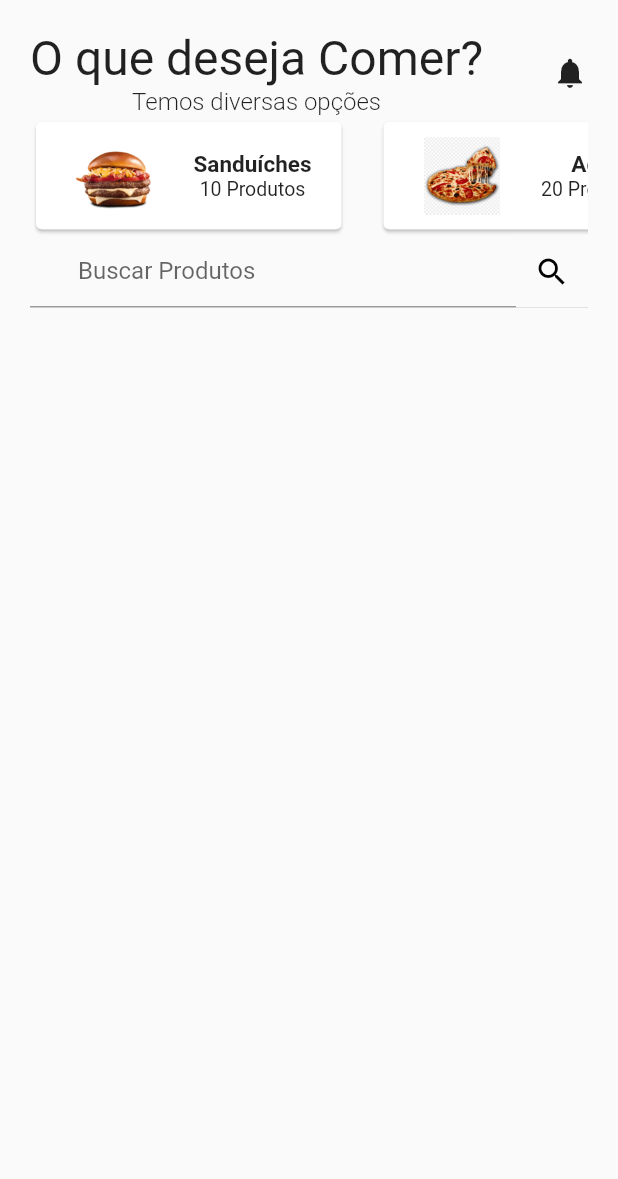
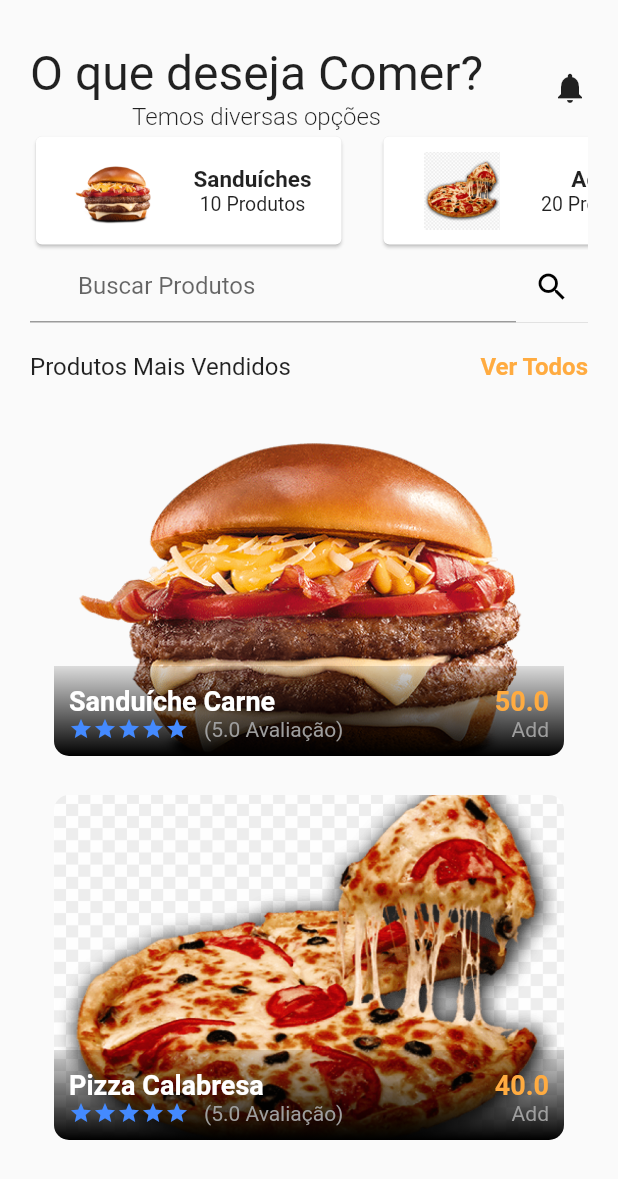
Before and after one commit to josuecamelo/flutter_template, a Flutter app: the screen it shows after launch, on a phone screen of 412 x 824 dp. Shown: the top 1179 px of the screen. Run offline on Flutter 3.47's test engine with Material 2 defaults, Android fonts, the phone set to English and light mode, and no system bars.

Commit message:
Listagem Produtos

```diff
--- /dev/null
+++ b/lib/src/components/cardProduto.dart
@@ -0,0 +1,137 @@
+import 'package:flutter/material.dart';
+
+
+class CardProduto extends StatefulWidget {
+
+  final String id;
+  final String nome;
+  final String imagem;
+  final String categoria;
+  final double valor;
+  final double desconto;
+  final double avaliacoes;
+
+  CardProduto(
+      this.id,
+        this.nome,
+        this.imagem,
+        this.categoria,
+        this.valor,
+        this.desconto,
+        this.avaliacoes);
+
+  @override
+  _CardProdutoState createState() => _CardProdutoState();
+}
+
+class _CardProdutoState extends State<CardProduto> {
+  var cardText = TextStyle(fontSize: 16.0, fontWeight: FontWeight.bold);
+
+  @override
+  Widget build(BuildContext context) {
+    return ClipRRect(
+      borderRadius: BorderRadius.all(
+        Radius.circular(10.0),
+      ),
+      child: Stack(
+        children: <Widget>[
+          Container(
+            height: 230.0,
+            width: 340.0,
+            child: Image(
+              image: AssetImage(
+                  widget.imagem
+              ),
+              fit: BoxFit.cover,
+            ),
+          ),
+          Positioned(
+            left: 0.0,
+            bottom: 0.0,
+            width: 340.0,
+            height: 60.0,
+            child: Container(
+              decoration: BoxDecoration(
+                  gradient: LinearGradient(
+                      begin: Alignment.bottomCenter,
+                      end: Alignment.topCenter,
+                      colors: [Colors.black, Colors.black12])),
+            ),
+          ),
+          Positioned(
+            left: 10.0,
+            bottom: 10.0,
+            right: 10.0,
+            child: Row(
+              mainAxisAlignment: MainAxisAlignment.spaceBetween,
+              children: <Widget>[
+                Column(
+                  crossAxisAlignment: CrossAxisAlignment.start,
+                  children: <Widget>[
+                    Text(
+                      widget.nome,
+                      style: TextStyle(
+                          fontSize: 18.0,
+                          fontWeight: FontWeight.bold,
+                          color: Colors.white),
+                    ),
+                    Row(
+                      children: <Widget>[
+                        Icon(
+                          Icons.star,
+                          color: Theme.of(context).primaryColor,
+                          size: 16.0,
+                        ),
+                        Icon(
+                          Icons.star,
+                          color: Theme.of(context).primaryColor,
+                          size: 16.0,
+                        ),
+                        Icon(
+                          Icons.star,
+                          color: Theme.of(context).primaryColor,
+                          size: 16.0,
+                        ),
+                        Icon(
+                          Icons.star,
+                          color: Theme.of(context).primaryColor,
+                          size: 16.0,
+                        ),
+                        Icon(
+                          Icons.star,
+                          color: Theme.of(context).primaryColor,
+                          size: 16.0,
+                        ),
+                        SizedBox(
+                          width: 10.0,
+                        ),
+                        Text(
+                          "(" + widget.avaliacoes.toString() + " Avaliação)",
+                          style: TextStyle(color: Colors.grey),
+                        ),
+                      ],
+                    ),
+                  ],
+                ),
+                Column(
+                  crossAxisAlignment: CrossAxisAlignment.end,
+                  children: <Widget>[
+                    Text(
+                      widget.valor.toString(),
+                      style: TextStyle(
+                          fontSize: 18.0,
+                          fontWeight: FontWeight.bold,
+                          color: Colors.orangeAccent),
+                    ),
+                    Text("Add",
+                        style: TextStyle(color: Colors.grey))
+                  ],
+                ),
+              ],
+            ),
+          ),
+        ],
+      ),
+    );
+  }
+}
--- /dev/null
+++ b/lib/src/dados/produtosDados.dart
@@ -0,0 +1,48 @@
+import '../models/produtosModel.dart';
+
+class ProdutosD{
+  final String id;
+  final String nome;
+  final String imagem;
+  final String categoria;
+  final double valor;
+  final double desconto;
+  final double avaliacoes;
+
+  ProdutosD(
+      this.id,
+        this.nome,
+        this.imagem,
+        this.categoria,
+        this.valor,
+        this.desconto,
+        this.avaliacoes);
+
+}
+
+
+final produtos = [
+  ProdutosD(
+   "1",
+    "Sanduíche Carne",
+    "assets/imagens/01.png",
+    "Sanduíches",
+    50,
+    3,
+    5
+  ),
+
+
+  ProdutosD(
+      "2",
+      "Pizza Calabresa",
+      "assets/imagens/02.png",
+      "Pizza",
+      40,
+      3,
+      5
+  ),
+
+
+
+];
--- /dev/null
+++ b/lib/src/models/produtosModel.dart
@@ -0,0 +1,31 @@
+class ProdutosModel {
+  final String id;
+  final String nome;
+  final String imagem;
+  final String categoria;
+  final double valor;
+  final double desconto;
+  final double avaliacoes;
+
+  ProdutosModel(this.id, this.nome, this.imagem, this.categoria, this.valor,
+      this.desconto, this.avaliacoes);
+}
+
+final produtos = [
+  ProdutosModel(
+      "1",
+      "Sanduíche Carne",
+      "assets/imagens/01.png",
+      "Sanduíches",
+      50,
+      3,
+      5),
+  ProdutosModel(
+      "2",
+      "Pizza Calabresa",
+      "assets/imagens/02.png",
+      "Pizza",
+      40,
+      3,
+      5),
+];
--- a/lib/src/pages/TelaInicial.dart
+++ b/lib/src/pages/TelaInicial.dart
@@ -1,28 +1,77 @@
 import 'package:flutter/material.dart';
 import 'package:flutter_template/src/components/buscar.dart';
 import 'package:flutter_template/src/components/cabecalho.dart';
+import 'package:flutter_template/src/components/cardProduto.dart';
 import 'package:flutter_template/src/components/categorias.dart';
+import 'package:flutter_template/src/models/produtosModel.dart';
 
-class TelaInicial extends StatefulWidget {
+class TelaInicial extends StatefulWidget{
   @override
   _TelaInicialState createState() => _TelaInicialState();
 }
 
 class _TelaInicialState extends State<TelaInicial> {
+
+  List<ProdutosModel> _produtos = produtos;
   @override
   Widget build(BuildContext context) {
     return Scaffold(
       body: ListView(
-        padding: const EdgeInsets.only(left: 20.0, top: 20.0, right: 20.0),
-        children: [
+        padding:EdgeInsets.only(left:20.0, top:30.0, right:20.0),
+        children: <Widget>[
           Cabecalho(),
           AreaCategoria(),
           Buscar(),
-          SizedBox(
-            height: 20.0,
+          SizedBox(height: 20.0,),
+          Row(
+            mainAxisAlignment: MainAxisAlignment.spaceBetween,
+            children: <Widget>[
+              Text(
+                "Produtos Mais Vendidos",
+                style: TextStyle(
+                  fontSize: 16.0,
+                  fontWeight: FontWeight.w400,
+                ),
+              ),
+              GestureDetector(
+                onTap: () {
+                  print("Precionou' pressed");
+                },
+                child: Text(
+                  "Ver Todos",
+                  style: TextStyle(
+                    color: Colors.orangeAccent,
+                    fontWeight: FontWeight.bold,
+                    fontSize: 16.0,
+                  ),
+                ),
+              ),
+            ],
+          ),
+          SizedBox(height: 20.0,),
+          Column(
+            children: _produtos.map(_produtosItens).toList(),
           )
         ],
       ),
     );
   }
+
+  Widget _produtosItens(ProdutosModel produtos){
+    return Container(
+        margin:EdgeInsets.only(
+            bottom:26.0
+        ),
+        child:CardProduto(
+          produtos.id,
+          produtos.nome,
+          produtos.imagem,
+          produtos.categoria,
+          produtos.valor,
+          produtos.desconto,
+          produtos.avaliacoes,
+        )
+    );
+  }
+
 }
--- a/pubspec.yaml
+++ b/pubspec.yaml
@@ -61,6 +61,10 @@ flutter:
   assets:
     - assets/imagens/01.png
     - assets/imagens/02.png
+    - assets/imagens/03.png
+    - assets/imagens/04.png
+    - assets/imagens/login.gif
+    - assets/imagens/cadastro.png
 
   # An image asset can refer to one or more resolution-specific "variants", see
   # https://flutter.dev/assets-and-images/#resolution-aware.
```
